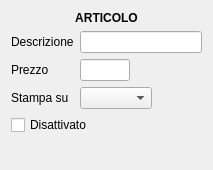
The window that src/dettagliarticolo.ui (mtonin/gestcassa) describes before a commit, drawn with Qt 5.
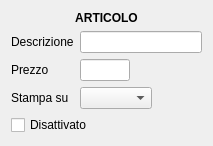
The same window after the commit.

Diff of the .ui file:
```diff
--- a/src/dettagliarticolo.ui
+++ b/src/dettagliarticolo.ui
@@ -7,7 +7,7 @@
     <x>0</x>
     <y>0</y>
     <width>213</width>
-    <height>170</height>
+    <height>138</height>
    </rect>
   </property>
   <property name="minimumSize">
@@ -139,19 +139,6 @@
      </property>
     </widget>
    </item>
-   <item>
-    <spacer name="verticalSpacer">
-     <property name="orientation">
-      <enum>Qt::Vertical</enum>
-     </property>
-     <property name="sizeHint" stdset="0">
-      <size>
-       <width>20</width>
-       <height>40</height>
-      </size>
-     </property>
-    </spacer>
-   </item>
   </layout>
  </widget>
  <resources/>
```
Left out of the diff: 2 changed lines with no effect on the pictures.
